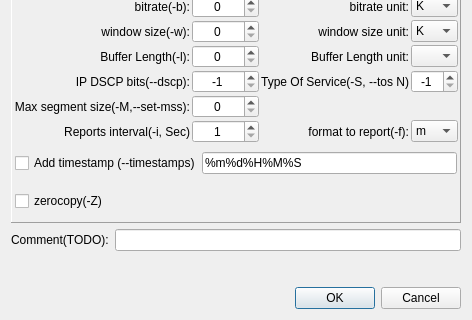
Old version of the form qiperfc/src/dlgiperf.ui in the repository coolshou/qiperf; both pictures show x 0 to 472 and y 342 to 662 of the 472 by 662 pixel window.
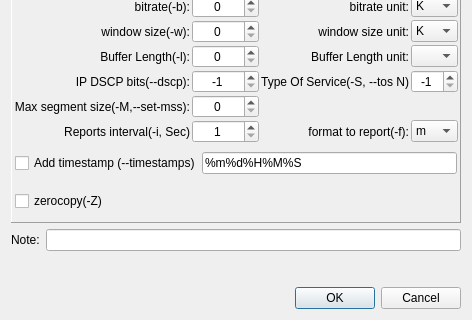
New version of the form. Icons and pictures are not drawn.

Commit message: rename leComment to leNote

```diff
--- a/qiperfc/src/dlgiperf.ui
+++ b/qiperfc/src/dlgiperf.ui
@@ -952,7 +952,7 @@
       <item>
        <widget class="QLabel" name="lbComment">
         <property name="text">
-         <string>Comment(TODO):</string>
+         <string>Note:</string>
         </property>
        </widget>
       </item>
```
Left out of the diff: 8 changed lines with no effect on the pictures. The commit also changes 2 other files.
